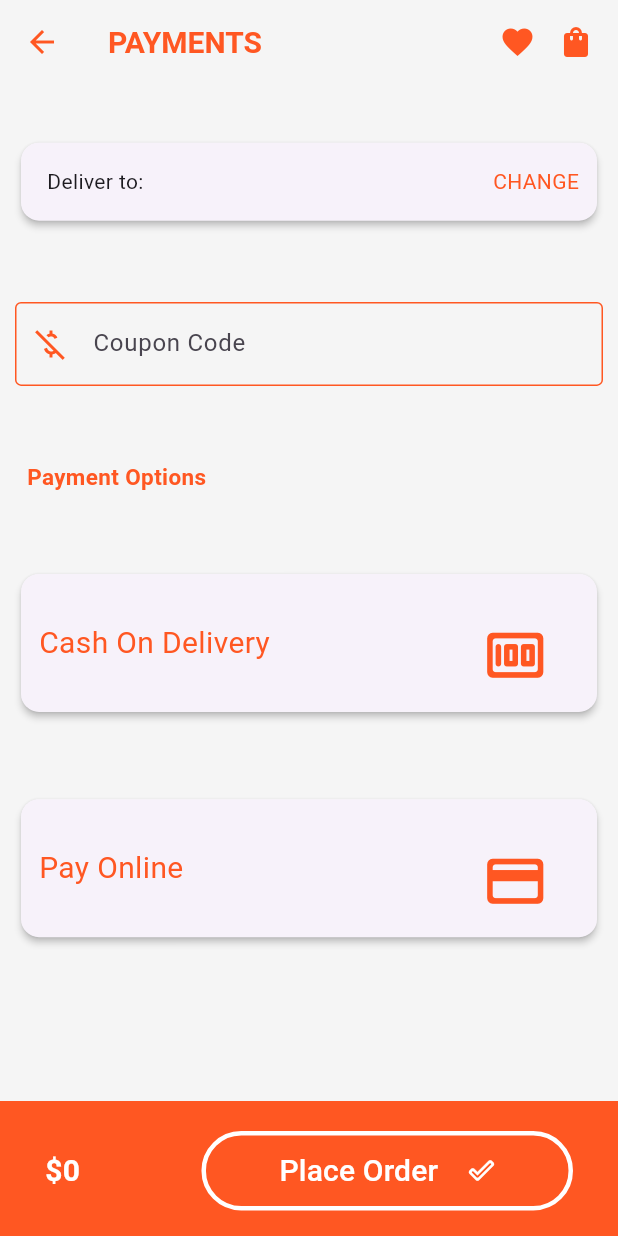
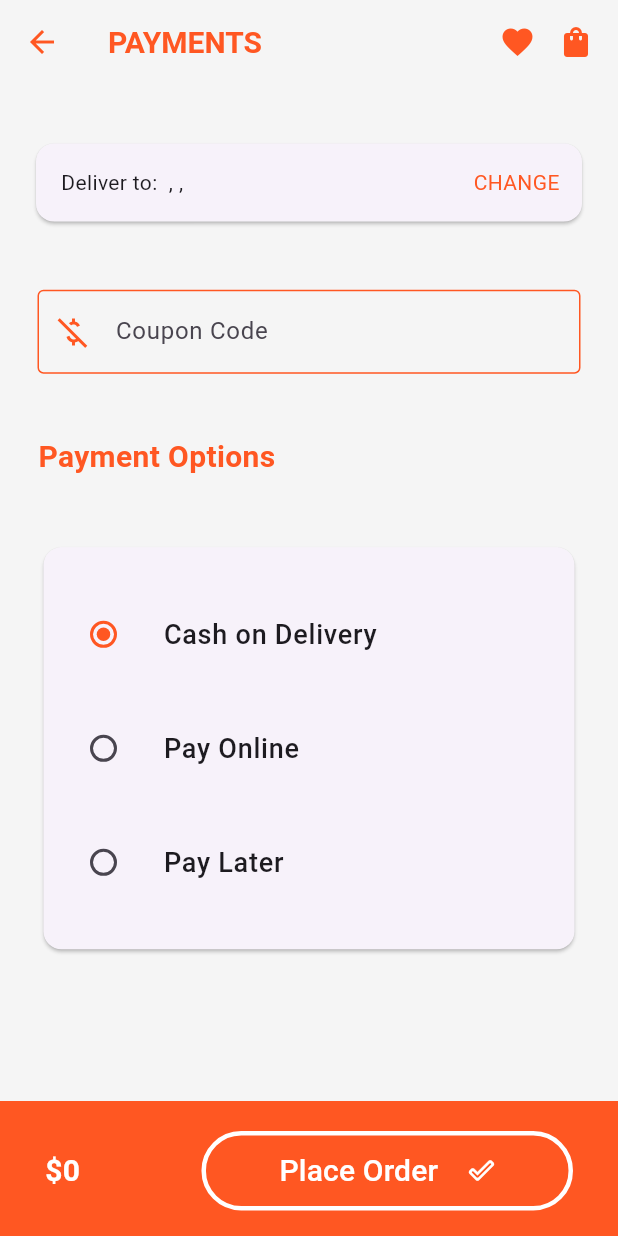
Before and after one commit to Asif-Faizal/OrangeStreet, a Flutter app: the PaymentScreen screen opened directly with empty values, on a phone screen of 412 x 824 dp. Run offline on Flutter 3.47's test engine with Material 3 defaults, Android fonts, the phone set to English and light mode, and no system bars; our stand-ins replace carousel_slider, firebase_auth, firebase_core, firebase_database, like_button, lottie and 2 more; accounts and stored records are empty; network calls fail.

Commit message:
22dec-UI

```diff
--- a/lib/order_placed_animtn.dart
+++ b/lib/order_placed_animtn.dart
@@ -35,7 +35,8 @@ class _OrderAnimationState extends State<OrderAnimation> {
       body: Column(
         mainAxisAlignment: MainAxisAlignment.center,
         children: [
-          SizedBox(
+          Container(
+            height: 200,
             child: Lottie.network(
                 "https://lottie.host/9f0cd495-8769-4aa8-ba70-e69ce98deb2d/fCDRLlDoxO.json",
                 repeat: false),
--- a/lib/payment.dart
+++ b/lib/payment.dart
@@ -1,10 +1,11 @@
 import 'package:firebase_database/firebase_database.dart';
 import 'package:flutter/material.dart';
 import 'package:shared_preferences/shared_preferences.dart';
-import 'package:shop/models/product.dart';
+import 'package:shop/assets/online_payments.dart';
 import 'package:shop/order_placed_animtn.dart';
 import 'package:shop/widgets/appbar.dart';
-import 'package:shop/widgets/textfield.dart';
+
+enum PaymentMethod { cod, online, pay_later }
 
 class PaymentScreen extends StatefulWidget {
   final String house;
@@ -25,11 +26,60 @@ class PaymentScreen extends StatefulWidget {
 }
 
 class _PaymentScreenState extends State<PaymentScreen> {
+  PaymentMethod _groupValue = PaymentMethod.cod;
   TextEditingController _coupon = TextEditingController();
   late String userName;
   @override
   void initState() {
     super.initState();
+  }
+
+  void _placeOrder() async {
+    SharedPreferences prefs = await SharedPreferences.getInstance();
+    setState(() {
+      userName = prefs.getString('user_name') ?? '';
+    });
+
+    if (_groupValue == PaymentMethod.online) {
+      // Navigate to the online payment page (replace 'OnlinePaymentScreen' with your actual screen)
+      Navigator.push(
+        context,
+        MaterialPageRoute(builder: (context) => OnlinePaymentScreen()),
+      );
+    } else {
+      // Process the order and navigate to the OrderAnimation page
+      final DatabaseReference database = FirebaseDatabase.instance.refFromURL(
+        'https://orange-street-default-rtdb.firebaseio.com/',
+      );
+      // final model = Product(
+      //   name: widget.cartItems[i]['name'],
+      //   discount: widget.cartItems[i]['discount'],
+      //   price: widget.cartItems[i]['price'],
+      //   description: widget.cartItems[i]['description'],
+      //   imagePath1: widget.cartItems[i]['imagePath1'],
+      //   imagePath2: widget.cartItems[i]['imagePath2'],
+      //   imagePath3: widget.cartItems[i]['imagePath3'],
+      //   imagePath4: widget.cartItems[i]['imagePath4'],
+      // );
+      // database
+      //     .child('Users')
+      //     .child(userName)
+      //     .child("Orders")
+      //     .push()
+      //     .set(model.toJson());
+
+      const Duration(milliseconds: 200);
+      DatabaseReference itemRef = FirebaseDatabase.instance
+          .ref()
+          .child('Users')
+          .child(userName)
+          .child('CartItem');
+      itemRef.remove();
+      Navigator.push(
+        context,
+        MaterialPageRoute(builder: (context) => const OrderAnimation()),
+      );
+    }
   }
 
   @override
@@ -38,22 +88,24 @@ class _PaymentScreenState extends State<PaymentScreen> {
       backgroundColor: Colors.grey.shade100,
       appBar: const MyAppBar(title: 'Payments'),
       body: Padding(
-        padding: const EdgeInsets.all(10),
+        padding: const EdgeInsets.all(15),
         child: Column(
           mainAxisAlignment: MainAxisAlignment.spaceAround,
           children: [
             SizedBox(
               height: 60,
               width: double.infinity,
+              child: Padding(
+                padding: const EdgeInsets.symmetric(horizontal: 5),
                 child: Card(
-                elevation: 2,
+                  elevation: 1,
                   child: Padding(
-                  padding: const EdgeInsets.all(12),
+                    padding: const EdgeInsets.all(15),
                     child: Row(
                       mainAxisAlignment: MainAxisAlignment.spaceBetween,
                       children: [
                         Text(
-                        'Deliver to: ${widget.house} ${widget.town} ${widget.pincode}',
+                          'Deliver to:  ${widget.house}, ${widget.town}, ${widget.pincode}',
                           textAlign: TextAlign.center,
                         ),
                         GestureDetector(
@@ -71,9 +123,14 @@ class _PaymentScreenState extends State<PaymentScreen> {
                   ),
                 ),
               ),
-            TextFormField(
+            ),
+            Padding(
+              padding: const EdgeInsets.symmetric(horizontal: 10),
+              child: TextFormField(
                 controller: _coupon,
-              decoration: InputDecoration(
+                decoration: const InputDecoration(
+                  suffixText: 'Apply ',
+                  suffixStyle: TextStyle(color: Colors.deepOrange),
                   prefixIcon:
                       Icon(Icons.money_off_csred, color: Colors.deepOrange),
                   hintText: 'Coupon Code',
@@ -91,6 +148,7 @@ class _PaymentScreenState extends State<PaymentScreen> {
                   ),
                 ),
               ),
+            ),
             const SizedBox(
               width: double.infinity,
               child: Text(
@@ -98,67 +156,72 @@ class _PaymentScreenState extends State<PaymentScreen> {
                 textAlign: TextAlign.left,
                 style: TextStyle(
                     color: Colors.deepOrange,
-                    fontSize: 15,
+                    fontSize: 20,
                     fontWeight: FontWeight.bold),
               ),
             ),
-            SizedBox(
-              height: 100,
-              width: double.infinity,
+            Padding(
+              padding: const EdgeInsets.symmetric(horizontal: 10),
               child: Card(
-                elevation: 2,
                 child: Padding(
-                  padding: const EdgeInsets.all(12),
-                  child: Row(
-                    mainAxisAlignment: MainAxisAlignment.spaceBetween,
+                  padding: const EdgeInsets.symmetric(vertical: 20),
+                  child: Column(
+                    mainAxisAlignment: MainAxisAlignment.spaceAround,
                     children: [
-                      GestureDetector(
-                        onTap: () {},
-                        child: const Text(
-                          'Cash On Delivery',
-                          style:
-                              TextStyle(color: Colors.deepOrange, fontSize: 20),
-                          textAlign: TextAlign.center,
+                      Padding(
+                        padding: const EdgeInsets.symmetric(vertical: 10),
+                        child: ListTile(
+                          title: Text(
+                            'Cash on Delivery',
+                            style: TextStyle(
+                                fontSize: 18, fontWeight: FontWeight.w500),
+                          ),
+                          leading: Radio(
+                              activeColor: Colors.deepOrange,
+                              splashRadius: 10,
+                              value: PaymentMethod.cod,
+                              groupValue: _groupValue,
+                              onChanged: (PaymentMethod? value) {
+                                setState(() {
+                                  _groupValue = value!;
+                                });
+                              }),
                         ),
                       ),
-                      const Padding(
-                        padding: EdgeInsets.all(20),
-                        child: Icon(
-                          Icons.money_rounded,
-                          size: 45,
-                          color: Colors.deepOrange,
+                      Padding(
+                        padding: const EdgeInsets.symmetric(vertical: 10),
+                        child: ListTile(
+                          title: Text('Pay Online',
+                              style: TextStyle(
+                                  fontSize: 18, fontWeight: FontWeight.w500)),
+                          leading: Radio(
+                              activeColor: Colors.deepOrange,
+                              splashRadius: 10,
+                              value: PaymentMethod.online,
+                              groupValue: _groupValue,
+                              onChanged: (PaymentMethod? value) {
+                                setState(() {
+                                  _groupValue = value!;
+                                });
+                              }),
                         ),
                       ),
-                    ],
-                  ),
-                ),
-              ),
-            ),
-            SizedBox(
-              height: 100,
-              width: double.infinity,
-              child: Card(
-                elevation: 2,
-                child: Padding(
-                  padding: const EdgeInsets.all(12),
-                  child: Row(
-                    mainAxisAlignment: MainAxisAlignment.spaceBetween,
-                    children: [
-                      GestureDetector(
-                        onTap: () {},
-                        child: const Text(
-                          'Pay Online',
-                          style:
-                              TextStyle(color: Colors.deepOrange, fontSize: 20),
-                          textAlign: TextAlign.center,
-                        ),
-                      ),
-                      const Padding(
-                        padding: EdgeInsets.all(20),
-                        child: Icon(
-                          Icons.payment_rounded,
-                          size: 45,
-                          color: Colors.deepOrange,
+                      Padding(
+                        padding: const EdgeInsets.symmetric(vertical: 10),
+                        child: ListTile(
+                          title: Text('Pay Later',
+                              style: TextStyle(
+                                  fontSize: 18, fontWeight: FontWeight.w500)),
+                          leading: Radio(
+                              activeColor: Colors.deepOrange,
+                              splashRadius: 10,
+                              value: PaymentMethod.pay_later,
+                              groupValue: _groupValue,
+                              onChanged: (PaymentMethod? value) {
+                                setState(() {
+                                  _groupValue = value!;
+                                });
+                              }),
                         ),
                       ),
                     ],
@@ -194,43 +257,46 @@ class _PaymentScreenState extends State<PaymentScreen> {
                     foregroundColor: Colors.white,
                     side: const BorderSide(width: 3, color: Colors.white),
                   ),
-                  onPressed: () async {
-                    SharedPreferences prefs =
-                        await SharedPreferences.getInstance();
-                    setState(() {
-                      userName = prefs.getString('user_name') ?? '';
-                    });
-                    final DatabaseReference database = FirebaseDatabase.instance
-                        .refFromURL(
-                            'https://orange-street-default-rtdb.firebaseio.com/');
-                    // final model = Product(
-                    //   name: widget.cartItems[i]['name'],
-                    //   discount: widget.cartItems[i]['discount'],
-                    //   price: widget.cartItems[i]['price'],
-                    //   description: widget.cartItems[i]['description'],
-                    //   imagePath1: widget.cartItems[i]['imagePath1'],
-                    //   imagePath2: widget.cartItems[i]['imagePath2'],
-                    //   imagePath3: widget.cartItems[i]['imagePath3'],
-                    //   imagePath4: widget.cartItems[i]['imagePath4'],
-                    // );
-                    // database
-                    //     .child('Users')
-                    //     .child(userName)
-                    //     .child("Orders")
-                    //     .push()
-                    //     .set(model.toJson());
+                  // onPressed: () async {
+                  //   SharedPreferences prefs =
+                  //       await SharedPreferences.getInstance();
+                  //   setState(() {
+                  //     userName = prefs.getString('user_name') ?? '';
+                  //   });
+                  //   final DatabaseReference database = FirebaseDatabase.instance
+                  //       .refFromURL(
+                  //           'https://orange-street-default-rtdb.firebaseio.com/');
+                  //   // final model = Product(
+                  //   //   name: widget.cartItems[i]['name'],
+                  //   //   discount: widget.cartItems[i]['discount'],
+                  //   //   price: widget.cartItems[i]['price'],
+                  //   //   description: widget.cartItems[i]['description'],
+                  //   //   imagePath1: widget.cartItems[i]['imagePath1'],
+                  //   //   imagePath2: widget.cartItems[i]['imagePath2'],
+                  //   //   imagePath3: widget.cartItems[i]['imagePath3'],
+                  //   //   imagePath4: widget.cartItems[i]['imagePath4'],
+                  //   // );
+                  //   // database
+                  //   //     .child('Users')
+                  //   //     .child(userName)
+                  //   //     .child("Orders")
+                  //   //     .push()
+                  //   //     .set(model.toJson());
 
-                    await Duration(milliseconds: 200);
-                    DatabaseReference itemRef = FirebaseDatabase.instance
-                        .ref()
-                        .child('Users')
-                        .child(userName)
-                        .child('CartItem');
-                    itemRef.remove();
-                    Navigator.push(
-                        context,
-                        MaterialPageRoute(
-                            builder: (context) => const OrderAnimation()));
+                  //   const Duration(milliseconds: 200);
+                  //   DatabaseReference itemRef = FirebaseDatabase.instance
+                  //       .ref()
+                  //       .child('Users')
+                  //       .child(userName)
+                  //       .child('CartItem');
+                  //   itemRef.remove();
+                  //   Navigator.push(
+                  //       context,
+                  //       MaterialPageRoute(
+                  //           builder: (context) => const OrderAnimation()));
+                  // },
+                  onPressed: () {
+                    _placeOrder();
                   },
                   child: const Padding(
                     padding: EdgeInsets.symmetric(vertical: 4, horizontal: 40),
```
Also changed, not shown: lib/assets/online_payments.dart (added, +13 -0 lines). Lines whose indentation alone changed are shown as unchanged.
